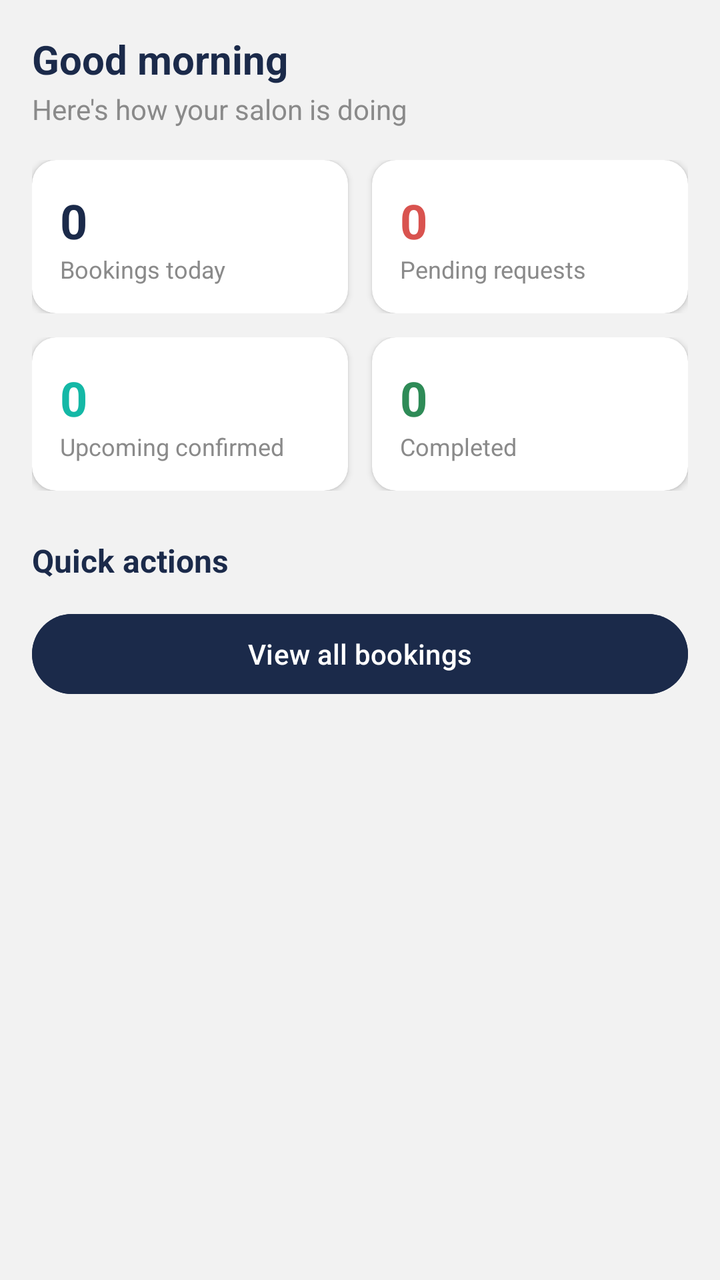
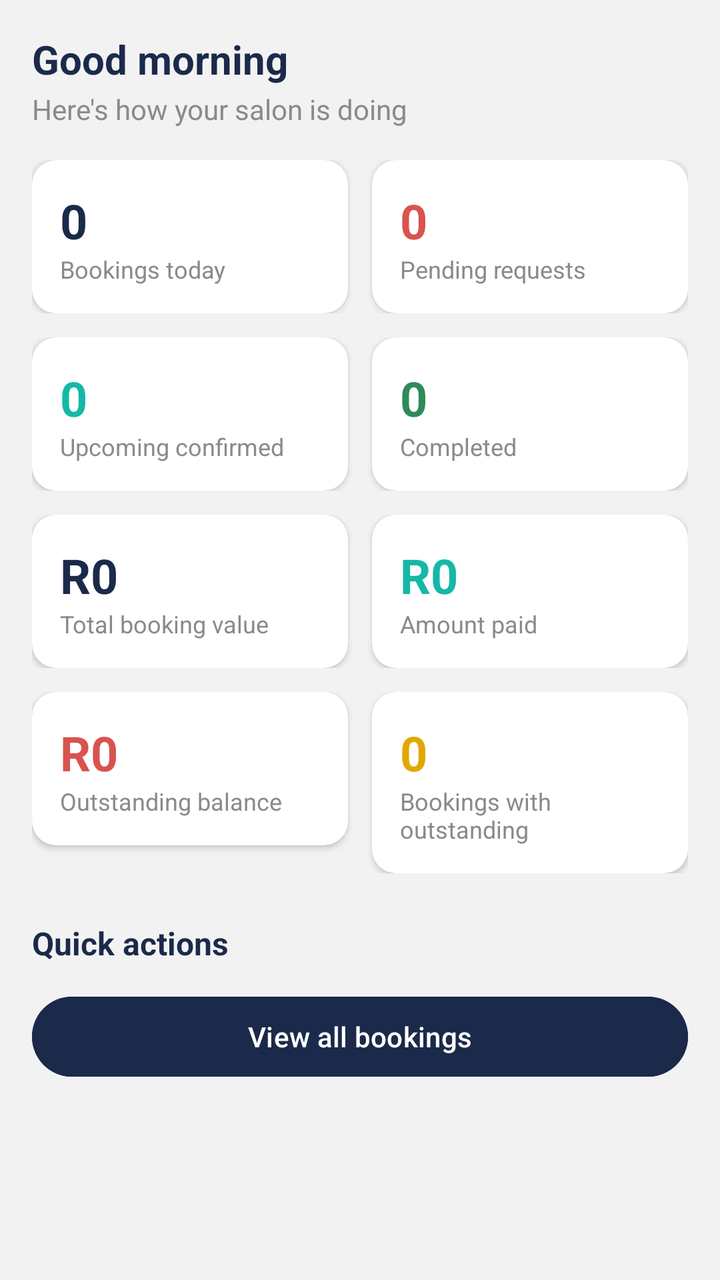

Screens rendered from an Android XML layout before and after an edit, with the pre-edit source and the edit as a unified diff.
<!-- AndroidManifest.xml: application theme Theme.HairGo -->
<!-- res/layout/fragment_owner_home.xml -->
<?xml version="1.0" encoding="utf-8"?>
<androidx.core.widget.NestedScrollView
    xmlns:android="http://schemas.android.com/apk/res/android"
    xmlns:app="http://schemas.android.com/apk/res-auto"
    android:layout_width="match_parent"
    android:layout_height="match_parent">

    <LinearLayout
        android:layout_width="match_parent"
        android:layout_height="wrap_content"
        android:orientation="vertical"
        android:padding="16dp">

        <TextView
            android:id="@+id/tvGreeting"
            android:layout_width="wrap_content"
            android:layout_height="wrap_content"
            android:text="Good morning"
            android:textColor="@color/heading"
            android:textSize="20sp"
            android:textStyle="bold" />

        <TextView
            android:layout_width="wrap_content"
            android:layout_height="wrap_content"
            android:layout_marginTop="2dp"
            android:layout_marginBottom="16dp"
            android:text="Here's how your salon is doing"
            android:textColor="@color/grey_medium"
            android:textSize="14sp" />

        
        <LinearLayout
            android:layout_width="match_parent"
            android:layout_height="wrap_content"
            android:orientation="horizontal">

            
            <androidx.cardview.widget.CardView
                android:id="@+id/cardTodayBookings"
                android:layout_width="0dp"
                android:layout_height="wrap_content"
                android:layout_weight="1"
                android:layout_marginEnd="6dp"
                android:clickable="true"
                android:focusable="true"
                android:foreground="?attr/selectableItemBackground"
                app:cardCornerRadius="12dp"
                app:cardElevation="2dp">

                <LinearLayout
                    android:layout_width="match_parent"
                    android:layout_height="wrap_content"
                    android:orientation="vertical"
                    android:padding="14dp">

                    <TextView
                        android:id="@+id/tvTodayBookingsCount"
                        android:layout_width="wrap_content"
                        android:layout_height="wrap_content"
                        android:text="0"
                        android:textColor="@color/navy"
                        android:textSize="24sp"
                        android:textStyle="bold" />

                    <TextView
                        android:layout_width="wrap_content"
                        android:layout_height="wrap_content"
                        android:text="Bookings today"
                        android:textColor="@color/grey_medium"
                        android:textSize="12sp" />

                </LinearLayout>
            </androidx.cardview.widget.CardView>

            
            <androidx.cardview.widget.CardView
                android:id="@+id/cardPending"
                android:layout_width="0dp"
                android:layout_height="wrap_content"
                android:layout_weight="1"
                android:layout_marginStart="6dp"
                android:clickable="true"
                android:focusable="true"
                android:foreground="?attr/selectableItemBackground"
                app:cardCornerRadius="12dp"
                app:cardElevation="2dp">

                <LinearLayout
                    android:layout_width="match_parent"
                    android:layout_height="wrap_content"
                    android:orientation="vertical"
                    android:padding="14dp">

                    <TextView
                        android:id="@+id/tvPendingCount"
                        android:layout_width="wrap_content"
                        android:layout_height="wrap_content"
                        android:text="0"
                        android:textColor="@color/error"
                        android:textSize="24sp"
                        android:textStyle="bold" />

                    <TextView
                        android:layout_width="wrap_content"
                        android:layout_height="wrap_content"
                        android:text="Pending requests"
                        android:textColor="@color/grey_medium"
                        android:textSize="12sp" />

                </LinearLayout>
            </androidx.cardview.widget.CardView>

        </LinearLayout>

        
        <LinearLayout
            android:layout_width="match_parent"
            android:layout_height="wrap_content"
            android:layout_marginTop="12dp"
            android:orientation="horizontal">

            
            <androidx.cardview.widget.CardView
                android:id="@+id/cardConfirmed"
                android:layout_width="0dp"
                android:layout_height="wrap_content"
                android:layout_weight="1"
                android:layout_marginEnd="6dp"
                android:clickable="true"
                android:focusable="true"
                android:foreground="?attr/selectableItemBackground"
                app:cardCornerRadius="12dp"
                app:cardElevation="2dp">

                <LinearLayout
                    android:layout_width="match_parent"
                    android:layout_height="wrap_content"
                    android:orientation="vertical"
                    android:padding="14dp">

                    <TextView
                        android:id="@+id/tvConfirmedCount"
                        android:layout_width="wrap_content"
                        android:layout_height="wrap_content"
                        android:text="0"
                        android:textColor="@color/teal"
                        android:textSize="24sp"
                        android:textStyle="bold" />

                    <TextView
                        android:layout_width="wrap_content"
                        android:layout_height="wrap_content"
                        android:text="Upcoming confirmed"
                        android:textColor="@color/grey_medium"
                        android:textSize="12sp" />

                </LinearLayout>
            </androidx.cardview.widget.CardView>

            
            <androidx.cardview.widget.CardView
                android:id="@+id/cardCompleted"
                android:layout_width="0dp"
                android:layout_height="wrap_content"
                android:layout_weight="1"
                android:layout_marginStart="6dp"
                android:clickable="true"
                android:focusable="true"
                android:foreground="?attr/selectableItemBackground"
                app:cardCornerRadius="12dp"
                app:cardElevation="2dp">

                <LinearLayout
                    android:layout_width="match_parent"
                    android:layout_height="wrap_content"
                    android:orientation="vertical"
                    android:padding="14dp">

                    <TextView
                        android:id="@+id/tvCompletedCount"
                        android:layout_width="wrap_content"
                        android:layout_height="wrap_content"
                        android:text="0"
                        android:textColor="@color/success"
                        android:textSize="24sp"
                        android:textStyle="bold" />

                    <TextView
                        android:layout_width="wrap_content"
                        android:layout_height="wrap_content"
                        android:text="Completed"
                        android:textColor="@color/grey_medium"
                        android:textSize="12sp" />

                </LinearLayout>
            </androidx.cardview.widget.CardView>

        </LinearLayout>

        
        <TextView
            android:layout_width="wrap_content"
            android:layout_height="wrap_content"
            android:layout_marginTop="24dp"
            android:text="Quick actions"
            android:textColor="@color/heading"
            android:textSize="16sp"
            android:textStyle="bold" />

        <Button
            android:id="@+id/btnViewAllBookings"
            android:layout_width="match_parent"
            android:layout_height="wrap_content"
            android:layout_marginTop="12dp"
            android:text="View all bookings"
            android:textColor="@color/white"
            android:backgroundTint="@color/navy" />

    </LinearLayout>

</androidx.core.widget.NestedScrollView>
<!-- resources referenced by this layout -->
<resources>
  <color name="error">#D9534F</color>
  <color name="grey_medium">#8A8A8A</color>
  <color name="heading">#1B2A4A</color>
  <color name="navy">#1B2A4A</color>
  <color name="success">#2E8B57</color>
  <color name="teal">#14B8A6</color>
  <color name="white">#FFFFFF</color>
  <style name="Theme.HairGo" parent="Base.Theme.HairGo">
          <item name="snackbarStyle">@style/Widget.HairGo.Snackbar</item>
      </style>
  <style name="Base.Theme.HairGo" parent="Theme.Material3.DayNight.NoActionBar">
          <item name="colorPrimary">@color/teal</item>
          <item name="colorOnPrimary">@color/white</item>
          <item name="colorSurface">@color/surface</item>
          <item name="colorOnSurface">@color/text_primary</item>
          <item name="colorSurfaceVariant">@color/grey_light</item>
          <item name="colorOnSurfaceVariant">@color/grey_medium</item>
          <item name="colorOutline">@color/grey_border</item>
          <item name="android:colorBackground">@color/grey_light</item>
      </style>
  <style name="Widget.HairGo.Snackbar" parent="Widget.Material3.Snackbar">
          <item name="backgroundTint">@color/navy</item>
          <item name="android:textColor">@color/white</item>
          <item name="shapeAppearanceOverlay">@style/ShapeAppearanceOverlay.HairGo_Snackbar</item>
      </style>
  <color name="surface">#FFFFFF</color>
  <color name="text_primary">#1A1A1A</color>
  <color name="grey_light">#F2F2F2</color>
  <color name="grey_border">#E0E0E0</color>
  <style name="ShapeAppearanceOverlay.HairGo_Snackbar" parent="">
          <item name="cornerFamily">rounded</item>
          <item name="cornerSize">16dp</item>
      </style>
</resources>

<!-- the commit's change to res/layout/fragment_owner_home.xml (unified diff, before → after) -->
@@ -199,6 +199,163 @@
         </LinearLayout>
 
         
+        <LinearLayout
+            android:layout_width="match_parent"
+            android:layout_height="wrap_content"
+            android:layout_marginTop="12dp"
+            android:orientation="horizontal">
+
+            
+            <androidx.cardview.widget.CardView
+                android:id="@+id/cardTotalValue"
+                android:layout_width="0dp"
+                android:layout_height="wrap_content"
+                android:layout_weight="1"
+                android:layout_marginEnd="6dp"
+                app:cardCornerRadius="12dp"
+                app:cardElevation="2dp">
+
+                <LinearLayout
+                    android:layout_width="match_parent"
+                    android:layout_height="wrap_content"
+                    android:orientation="vertical"
+                    android:padding="14dp">
+
+                    <TextView
+                        android:id="@+id/tvTotalValue"
+                        android:layout_width="wrap_content"
+                        android:layout_height="wrap_content"
+                        android:text="R0"
+                        android:textColor="@color/navy"
+                        android:textSize="24sp"
+                        android:textStyle="bold" />
+
+                    <TextView
+                        android:layout_width="wrap_content"
+                        android:layout_height="wrap_content"
+                        android:text="@string/payment_summary_total_value"
+                        android:textColor="@color/grey_medium"
+                        android:textSize="12sp" />
+
+                </LinearLayout>
+            </androidx.cardview.widget.CardView>
+
+            
+            <androidx.cardview.widget.CardView
+                android:id="@+id/cardAmountPaid"
+                android:layout_width="0dp"
+                android:layout_height="wrap_content"
+                android:layout_weight="1"
+                android:layout_marginStart="6dp"
+                app:cardCornerRadius="12dp"
+                app:cardElevation="2dp">
+
+                <LinearLayout
+                    android:layout_width="match_parent"
+                    android:layout_height="wrap_content"
+                    android:orientation="vertical"
+                    android:padding="14dp">
+
+                    <TextView
+                        android:id="@+id/tvAmountPaid"
+                        android:layout_width="wrap_content"
+                        android:layout_height="wrap_content"
+                        android:text="R0"
+                        android:textColor="@color/teal"
+                        android:textSize="24sp"
+                        android:textStyle="bold" />
+
+                    <TextView
+                        android:layout_width="wrap_content"
+                        android:layout_height="wrap_content"
+                        android:text="@string/payment_summary_amount_paid"
+                        android:textColor="@color/grey_medium"
+                        android:textSize="12sp" />
+
+                </LinearLayout>
+            </androidx.cardview.widget.CardView>
+
+        </LinearLayout>
+
+        <LinearLayout
+            android:layout_width="match_parent"
+            android:layout_height="wrap_content"
+            android:layout_marginTop="12dp"
+            android:orientation="horizontal">
+
+            
+            <androidx.cardview.widget.CardView
+                android:id="@+id/cardOutstandingBalance"
+                android:layout_width="0dp"
+                android:layout_height="wrap_content"
+                android:layout_weight="1"
+                android:layout_marginEnd="6dp"
+                app:cardCornerRadius="12dp"
+                app:cardElevation="2dp">
+
+                <LinearLayout
+                    android:layout_width="match_parent"
+                    android:layout_height="wrap_content"
+                    android:orientation="vertical"
+                    android:padding="14dp">
+
+                    <TextView
+                        android:id="@+id/tvOutstandingBalance"
+                        android:layout_width="wrap_content"
+                        android:layout_height="wrap_content"
+                        android:text="R0"
+                        android:textColor="@color/error"
+                        android:textSize="24sp"
+                        android:textStyle="bold" />
+
+                    <TextView
+                        android:layout_width="wrap_content"
+                        android:layout_height="wrap_content"
+                        android:text="@string/payment_summary_outstanding"
+                        android:textColor="@color/grey_medium"
+                        android:textSize="12sp" />
+
+                </LinearLayout>
+            </androidx.cardview.widget.CardView>
+
+            
+            <androidx.cardview.widget.CardView
+                android:id="@+id/cardBookingsWithOutstanding"
+                android:layout_width="0dp"
+                android:layout_height="wrap_content"
+                android:layout_weight="1"
+                android:layout_marginStart="6dp"
+                app:cardCornerRadius="12dp"
+                app:cardElevation="2dp">
+
+                <LinearLayout
+                    android:layout_width="match_parent"
+                    android:layout_height="wrap_content"
+                    android:orientation="vertical"
+                    android:padding="14dp">
+
+                    <TextView
+                        android:id="@+id/tvBookingsWithOutstanding"
+                        android:layout_width="wrap_content"
+                        android:layout_height="wrap_content"
+                        android:text="0"
+                        android:textColor="@color/warning"
+                        android:textSize="24sp"
+                        android:textStyle="bold" />
+
+                    <TextView
+                        android:layout_width="wrap_content"
+                        android:layout_height="wrap_content"
+                        android:text="@string/payment_summary_bookings_outstanding"
+                        android:textColor="@color/grey_medium"
+                        android:textSize="12sp" />
+
+                </LinearLayout>
+            </androidx.cardview.widget.CardView>
+
+        </LinearLayout>
+
+        
         <TextView
             android:layout_width="wrap_content"
             android:layout_height="wrap_content"
<!-- resource entries referenced after the edit -->
@@ -6,7 +6,12 @@
   <color name="navy">#1B2A4A</color>
   <color name="success">#2E8B57</color>
   <color name="teal">#14B8A6</color>
+  <color name="warning">#E0A800</color>
   <color name="white">#FFFFFF</color>
+  <string name="payment_summary_amount_paid">Amount paid</string>
+  <string name="payment_summary_bookings_outstanding">Bookings with outstanding</string>
+  <string name="payment_summary_outstanding">Outstanding balance</string>
+  <string name="payment_summary_total_value">Total booking value</string>
   <style name="Theme.HairGo" parent="Base.Theme.HairGo">
           <item name="snackbarStyle">@style/Widget.HairGo.Snackbar</item>
       </style>
